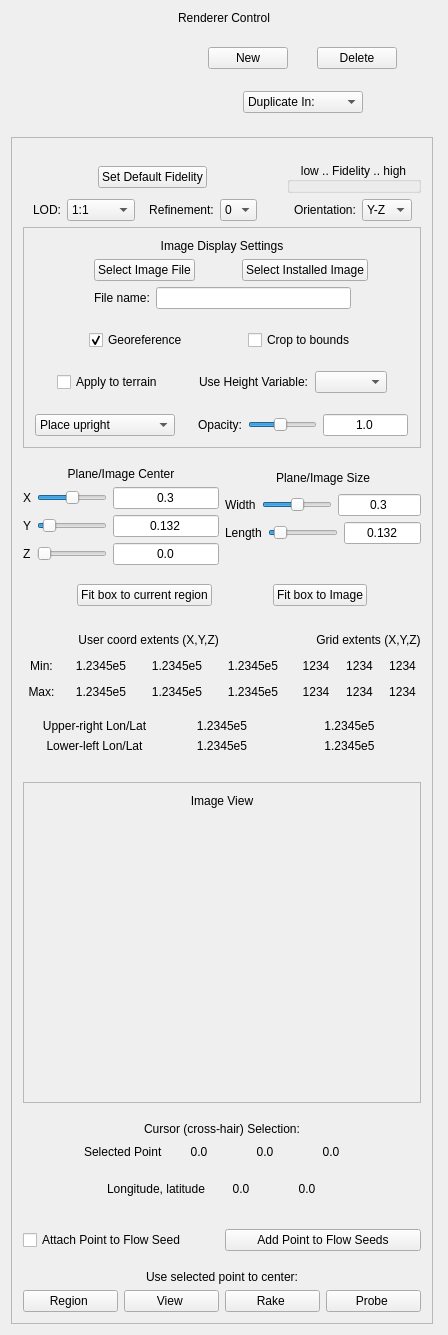
Before: the Qt Designer form apps/vaporgui/guis/ui/twoDimagetab.ui in yyr/vapor, drawn with Qt 5.
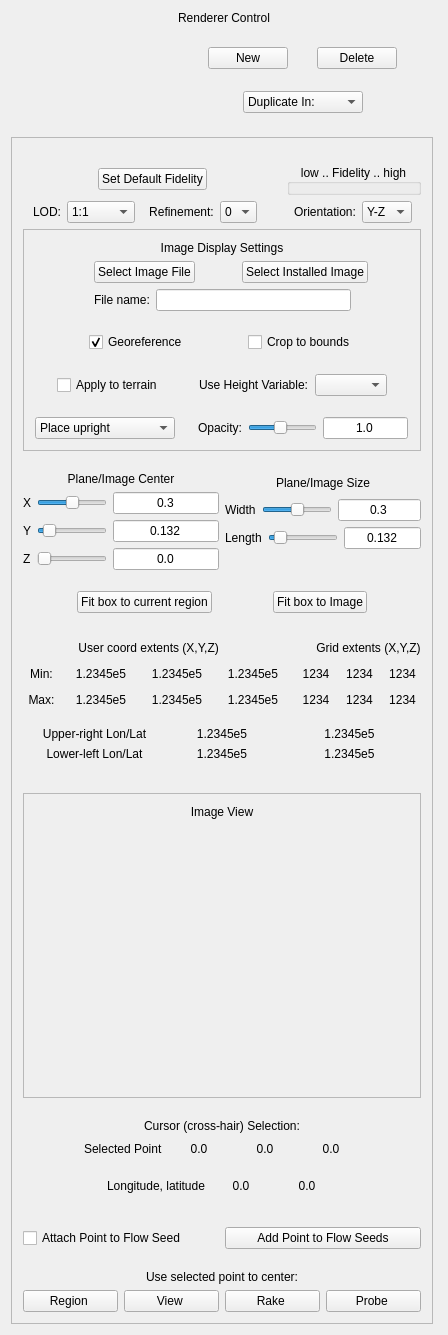
After: the same form once the commit is applied. Custom widgets are drawn as their Qt base class.

Commit message: Modification to the image display so as to show the whole image on Mac

```diff
--- a/apps/vaporgui/guis/ui/twoDimagetab.ui
+++ b/apps/vaporgui/guis/ui/twoDimagetab.ui
@@ -2497,22 +2497,6 @@
                  </property>
                 </widget>
                </item>
-               <item>
-                <spacer name="spacer49">
-                 <property name="orientation">
-                  <enum>Qt::Vertical</enum>
-                 </property>
-                 <property name="sizeType">
-                  <enum>QSizePolicy::Expanding</enum>
-                 </property>
-                 <property name="sizeHint" stdset="0">
-                  <size>
-                   <width>20</width>
-                   <height>19</height>
-                  </size>
-                 </property>
-                </spacer>
-               </item>
               </layout>
              </item>
             </layout>
```
